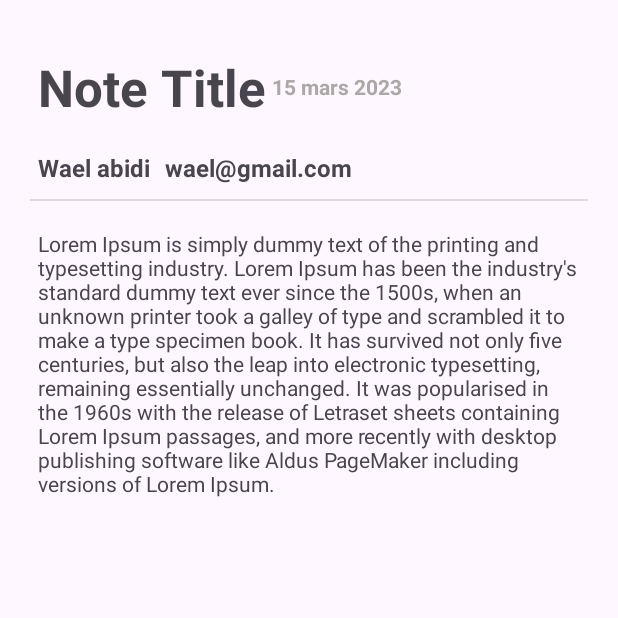
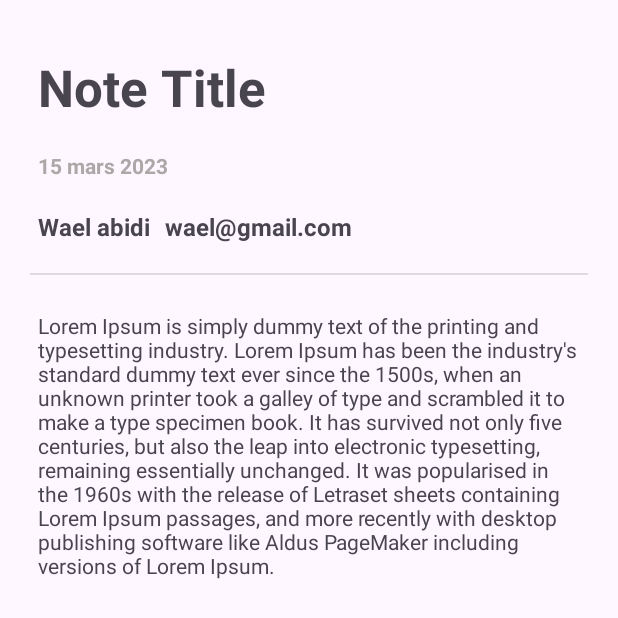
Before and after one commit to abidiwael94/Note-App-Mobile, an Android app: the NoteDetailsActivity screen opened directly, with no data from a screen before it, on a phone screen of 412 x 824 dp. Shown: the top 618 px of the screen. Run offline under Robolectric (Android 15) with nearby library versions, the phone set to English and light mode, and no system bars.

Commit message:
update note details UI

```diff
--- a/app/src/main/res/layout/activity_details_note.xml
+++ b/app/src/main/res/layout/activity_details_note.xml
@@ -7,13 +7,15 @@
 
     <TextView
         android:id="@+id/notedetailsTitle"
-        android:layout_width="wrap_content"
+        android:layout_width="0dp"
         android:layout_height="wrap_content"
         android:layout_marginStart="25dp"
         android:layout_marginTop="35dp"
+        android:layout_marginEnd="25dp"
         android:text="Note Title"
         android:textSize="34sp"
         android:textStyle="bold"
+        app:layout_constraintEnd_toEndOf="parent"
         app:layout_constraintStart_toStartOf="parent"
         app:layout_constraintTop_toTopOf="parent" />
 
@@ -21,13 +23,13 @@
         android:id="@+id/notedetailsDate"
         android:layout_width="wrap_content"
         android:layout_height="wrap_content"
-        android:layout_marginStart="4dp"
-        android:layout_marginTop="48dp"
+        android:layout_marginStart="25dp"
+        android:layout_marginTop="20dp"
         android:text="15 mars 2023"
         android:textColor="#ADA8A8"
         android:textStyle="bold"
-        app:layout_constraintStart_toEndOf="@+id/notedetailsTitle"
-        app:layout_constraintTop_toTopOf="parent" />
+        app:layout_constraintStart_toStartOf="parent"
+        app:layout_constraintTop_toBottomOf="@+id/notedetailsTitle" />
 
     <TextView
         android:id="@+id/notedetailsOwner"
@@ -39,14 +41,14 @@
         android:textSize="16sp"
         android:textStyle="bold"
         app:layout_constraintStart_toStartOf="parent"
-        app:layout_constraintTop_toBottomOf="@+id/notedetailsTitle" />
+        app:layout_constraintTop_toBottomOf="@+id/notedetailsDate" />
 
     <TextView
         android:id="@+id/notedetailsContent"
         android:layout_width="0dp"
         android:layout_height="0dp"
         android:layout_marginStart="25dp"
-        android:layout_marginTop="20dp"
+        android:layout_marginTop="25dp"
         android:layout_marginEnd="25dp"
         android:layout_marginBottom="25dp"
         android:text="Lorem Ipsum is simply dummy text of the printing and typesetting industry. Lorem Ipsum has been the industry's standard dummy text ever since the 1500s, when an unknown printer took a galley of type and scrambled it to make a type specimen book. It has survived not only five centuries, but also the leap into electronic typesetting, remaining essentially unchanged. It was popularised in the 1960s with the release of Letraset sheets containing Lorem Ipsum passages, and more recently with desktop publishing software like Aldus PageMaker including versions of Lorem Ipsum."
@@ -65,14 +67,14 @@
         android:textSize="16sp"
         android:textStyle="bold"
         app:layout_constraintStart_toEndOf="@+id/notedetailsOwner"
-        app:layout_constraintTop_toBottomOf="@+id/notedetailsTitle" />
+        app:layout_constraintTop_toBottomOf="@+id/notedetailsDate" />
 
     <View
         android:id="@+id/divider2"
         android:layout_width="0dp"
         android:layout_height="1.5dp"
         android:layout_marginStart="20dp"
-        android:layout_marginTop="10dp"
+        android:layout_marginTop="20dp"
         android:layout_marginEnd="20dp"
         android:background="?android:attr/listDivider"
         app:layout_constraintEnd_toEndOf="parent"
```
